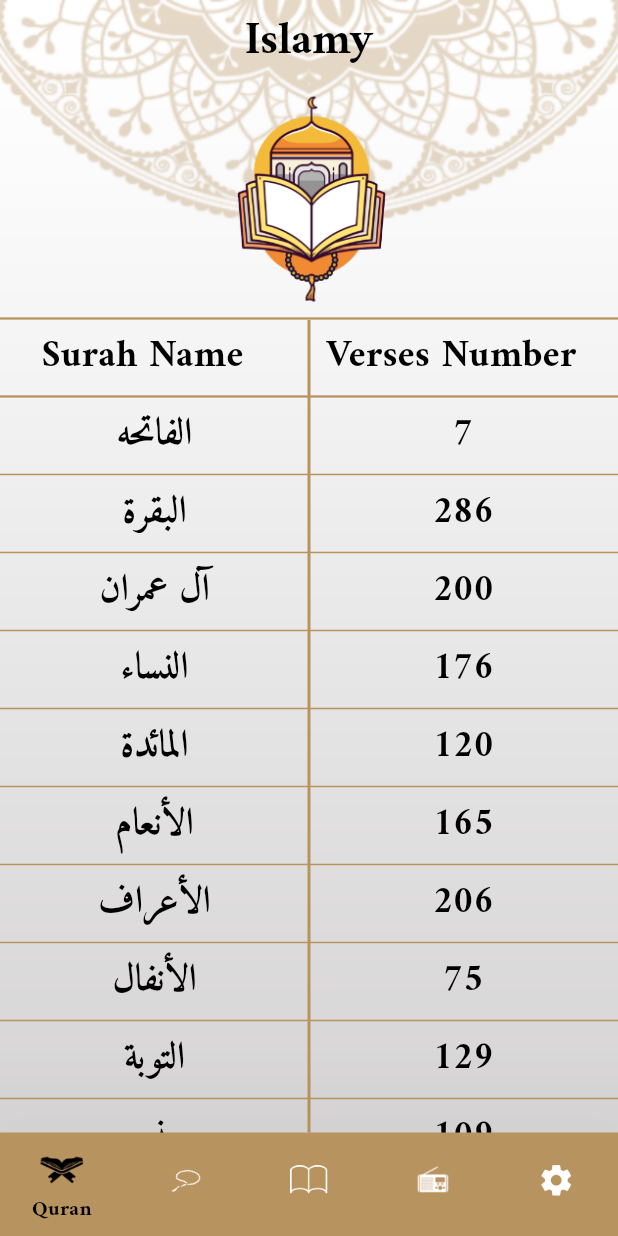
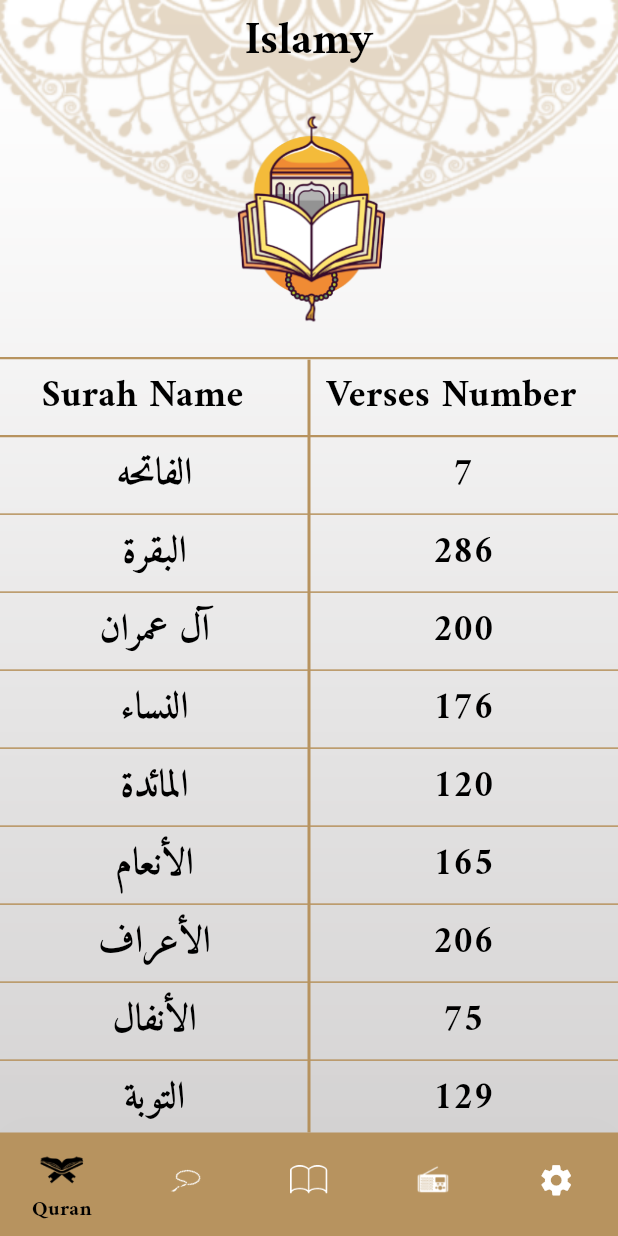
Before and after one commit to BeshoSafwat/Islame, a Flutter app: the screen it shows after launch, on a phone screen of 412 x 824 dp. Run offline on Flutter 3.47's test engine with Material 3 defaults, Android fonts, the phone set to English and light mode, and no system bars; generated files the repository leaves out were written again.

Commit message:
app update

```diff
--- a/lib/tabs/quran_tab.dart
+++ b/lib/tabs/quran_tab.dart
@@ -1,11 +1,10 @@
 import 'package:flutter/material.dart';
 import 'package:flutter_gen/gen_l10n/app_localizations.dart';
-
 import '../details/sura_details.dart';
 import '../models/sura_model.dart';
 
 class QuranTab extends StatelessWidget {
-  QuranTab({super.key});
+  const QuranTab({super.key});
 
   static const List<String> suraNames = [
     "الفاتحه",
@@ -245,22 +244,23 @@ class QuranTab extends StatelessWidget {
     return SafeArea(
       child: Column(
         children: [
-          Center(
-            child: Image.asset(
-              "assets/images/qur2an_screen_logo.png",
-              height: MediaQuery.of(context).size.height * .18,
+          Expanded(
+            flex: 1,
+            child: Center(
+              child: Image.asset("assets/images/qur2an_screen_logo.png",
+                height: MediaQuery.of(context).size.height * .18)),
           ),
-          ),
+
           Expanded(
+            flex: 3,
             child: Stack(
               alignment: Alignment.center,
               children: [
-                VerticalDivider(
+                const VerticalDivider(
                     thickness: 2, color: Color(0xffB7935F), indent: 9),
-                Expanded(
-                  child: Column(
+                Column(
                   children: [
-                      Divider(
+                    const Divider(
                       thickness: 1.5,
                       color: Color(0xffB7935F),
                     ),
@@ -277,15 +277,16 @@ class QuranTab extends StatelessWidget {
                         ),
                       ],
                     ),
-                      Divider(
+                    const Divider(
                       thickness: 1.5,
                       color: Color(0xffB7935F),
                     ),
                     //VerticalDivider(thickness: 2,),
 
                     Expanded(
+                      flex: 1,
                       child: ListView.separated(
-                          separatorBuilder: (context, index) => Divider(
+                        separatorBuilder: (context, index) => const Divider(
                           thickness: 1,
                           color: Color(0xffB7935F),
                         ),
@@ -293,30 +294,30 @@ class QuranTab extends StatelessWidget {
                           return InkWell(
                             onTap: () {
                               Navigator.pushNamed(
-                                    context, SuraDetailsScreen.routeName,
+                                  context,
+                                  SuraDetailsScreen.routeName,
                                   arguments: SuraModel(
-                                        name: suraNames[index], index: index));
+                                      name: suraNames[index],
+                                      index: index
+                                  )
+                              );
                             },
                             child: Row(
-                                mainAxisAlignment:
-                                    MainAxisAlignment.spaceAround,
+                              mainAxisAlignment: MainAxisAlignment.spaceAround,
                               children: [
                                 Expanded(
                                   child: Text(
                                     suraNames[index],
                                     textAlign: TextAlign.center,
-                                      style: Theme.of(context)
-                                          .textTheme
-                                          .bodyMedium,
+                                    style: Theme.of(context).textTheme.bodyMedium,
                                   ),
                                 ),
                                 Expanded(
+                                  flex:1,
                                   child: Text(
                                     "${versesNumber[index]}",
                                     textAlign: TextAlign.center,
-                                      style: Theme.of(context)
-                                          .textTheme
-                                          .bodyMedium,
+                                    style: Theme.of(context).textTheme.bodyMedium,
                                   ),
                                 ),
                               ],
@@ -328,7 +329,6 @@ class QuranTab extends StatelessWidget {
                     ),
                   ],
                 ),
-                ),
               ],
             ),
           ),
--- a/lib/tabs/settings_tab.dart
+++ b/lib/tabs/settings_tab.dart
@@ -9,7 +9,7 @@ class SettingsTab extends StatelessWidget {
   @override
   Widget build(BuildContext context) {
     return Padding(
-      padding: const EdgeInsets.symmetric(vertical: 38, horizontal: 18),
+      padding: const EdgeInsets.symmetric(vertical: 20, horizontal: 10),
       child: Column(
         crossAxisAlignment: CrossAxisAlignment.start,
         children: [
@@ -21,14 +21,14 @@ class SettingsTab extends StatelessWidget {
             width: double.infinity,
             padding: EdgeInsets.all(12),
             decoration: BoxDecoration(
-                borderRadius: BorderRadius.circular(25),
+                borderRadius: BorderRadius.circular(15),
                 border: Border.all(color: MyThemeData.primaryColor)),
             child: Text(
               "Arabic",
               style: Theme.of(context).textTheme.bodyMedium,
             ),
           ),
-          SizedBox(height: MediaQuery.of(context).size.height * .04),
+          SizedBox(height: MediaQuery.of(context).size.height * .01),
           Text(
             AppLocalizations.of(context)!.theme,
             style: Theme.of(context).textTheme.bodyLarge,
@@ -37,7 +37,7 @@ class SettingsTab extends StatelessWidget {
             width: double.infinity,
             padding: EdgeInsets.all(12),
             decoration: BoxDecoration(
-                borderRadius: BorderRadius.circular(20),
+                borderRadius: BorderRadius.circular(15),
                 border: Border.all(color: MyThemeData.primaryColor)),
             child: Text(
               "Light",
```
Lines whose indentation alone changed are shown as unchanged.
